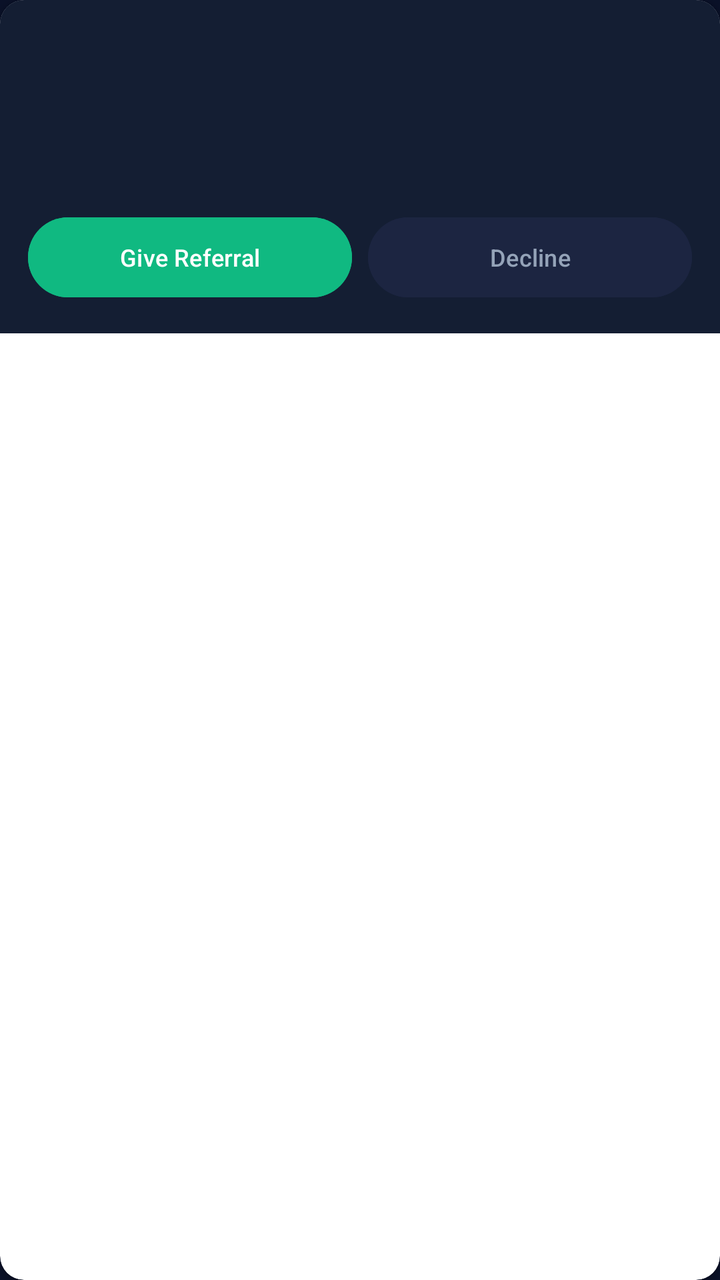
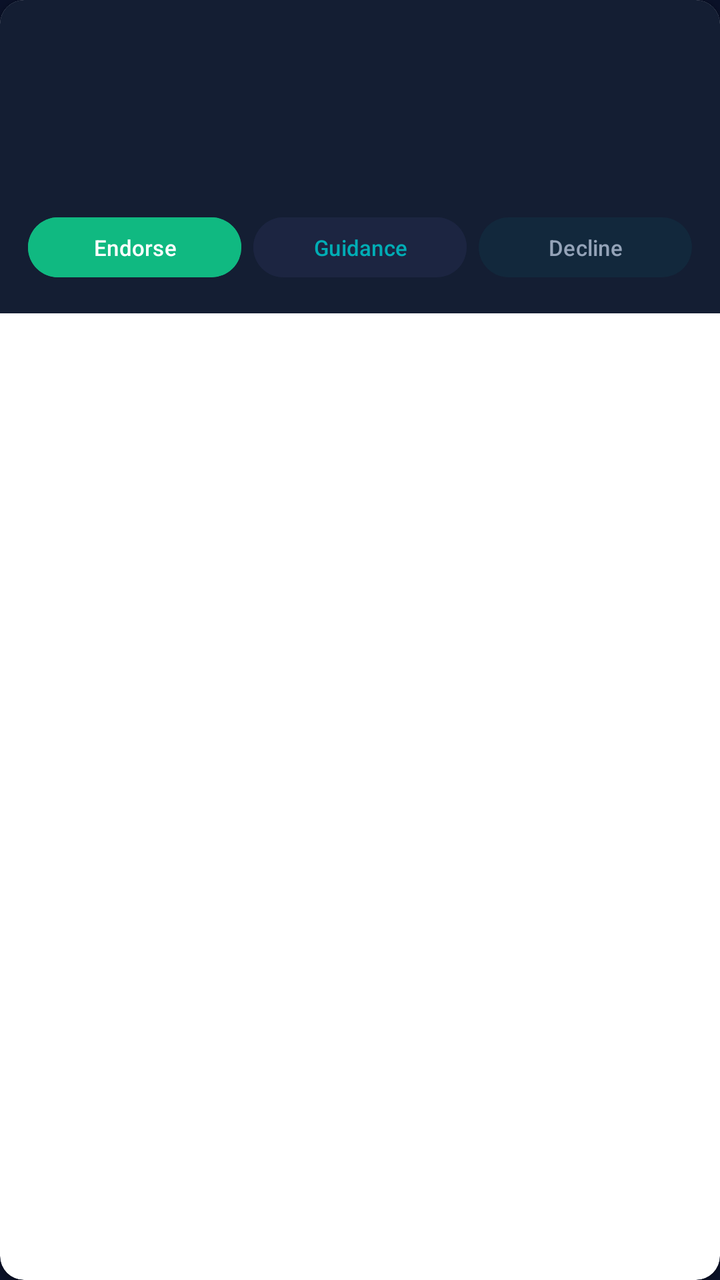

The first picture is an Android layout as it rendered before a commit; the second is the same layout after the commit. The layout source and the unified diff follow.
<!-- AndroidManifest.xml: application theme Theme.WizardsOfTeligati -->
<!-- res/layout/item_reference_request.xml -->
<?xml version="1.0" encoding="utf-8"?>
<androidx.cardview.widget.CardView xmlns:android="http://schemas.android.com/apk/res/android"
    xmlns:app="http://schemas.android.com/apk/res-auto"
    android:layout_width="match_parent"
    android:layout_height="wrap_content"
    android:layout_marginVertical="6dp"
    app:cardCornerRadius="12dp">

    <LinearLayout
        android:layout_width="match_parent"
        android:layout_height="wrap_content"
        android:background="@color/card_dark"
        android:orientation="vertical"
        android:padding="14dp">

        <LinearLayout
            android:layout_width="match_parent"
            android:layout_height="wrap_content"
            android:orientation="horizontal">

            <TextView
                android:id="@+id/tvRefTargetCompany"
                android:layout_width="wrap_content"
                android:layout_height="wrap_content"
                android:textColor="@color/mystic_cyan"
                android:textSize="12sp"
                android:textStyle="bold" />

            <View
                android:layout_width="0dp"
                android:layout_height="0dp"
                android:layout_weight="1" />

            <TextView
                android:id="@+id/tvRefStatus"
                android:layout_width="wrap_content"
                android:layout_height="wrap_content"
                android:textColor="@color/accent_gold"
                android:textSize="11sp"
                android:textStyle="bold" />
        </LinearLayout>

        <TextView
            android:id="@+id/tvRefStudentName"
            android:layout_width="wrap_content"
            android:layout_height="wrap_content"
            android:layout_marginTop="4dp"
            android:textColor="@color/text_primary"
            android:textSize="15sp"
            android:textStyle="bold" />

        <TextView
            android:id="@+id/tvRefStudentMeta"
            android:layout_width="wrap_content"
            android:layout_height="wrap_content"
            android:textColor="@color/accent_purple"
            android:textSize="12sp" />

        <TextView
            android:id="@+id/tvRefMessage"
            android:layout_width="wrap_content"
            android:layout_height="wrap_content"
            android:layout_marginTop="6dp"
            android:textColor="@color/text_secondary"
            android:textSize="13sp" />

        <LinearLayout
            android:layout_width="match_parent"
            android:layout_height="wrap_content"
            android:layout_marginTop="10dp"
            android:orientation="horizontal">

            <Button
                android:id="@+id/btnEndorseReference"
                android:layout_width="0dp"
                android:layout_height="wrap_content"
                android:layout_weight="1"
                android:backgroundTint="@color/emerald_green"
                android:text="Give Referral"
                android:textColor="@color/white"
                android:textSize="12sp" />

            <Button
                android:id="@+id/btnDeclineReference"
                android:layout_width="0dp"
                android:layout_height="wrap_content"
                android:layout_marginStart="8dp"
                android:layout_weight="1"
                android:backgroundTint="@color/indigo_dark"
                android:text="Decline"
                android:textColor="@color/text_secondary"
                android:textSize="12sp" />
        </LinearLayout>
    </LinearLayout>
</androidx.cardview.widget.CardView>
<!-- resources referenced by this layout -->
<resources>
  <color name="accent_gold">#F59E0B</color>
  <color name="accent_purple">#6C63FF</color>
  <color name="card_dark">#141E33</color>
  <color name="emerald_green">#10B981</color>
  <color name="indigo_dark">#1C2541</color>
  <color name="mystic_cyan">#00ADB5</color>
  <color name="text_primary">#F1F5F9</color>
  <color name="text_secondary">#94A3B8</color>
  <color name="white">#FFFFFF</color>
  <style name="Theme.WizardsOfTeligati" parent="Theme.Material3.DayNight.NoActionBar">
          <item name="colorPrimary">@color/mystic_cyan</item>
          <item name="colorSecondary">@color/accent_purple</item>
          <item name="android:windowBackground">@color/deep_navy</item>
          <item name="colorSurface">@color/card_dark</item>
          <item name="colorOnSurface">@color/text_primary</item>
          <item name="colorOnPrimary">@color/deep_navy</item>
      </style>
  <color name="deep_navy">#0A1128</color>
</resources>

<!-- the commit's change to res/layout/item_reference_request.xml (unified diff, before → after) -->
@@ -73,23 +73,34 @@
             <Button
                 android:id="@+id/btnEndorseReference"
                 android:layout_width="0dp"
-                android:layout_height="wrap_content"
+                android:layout_height="38dp"
                 android:layout_weight="1"
                 android:backgroundTint="@color/emerald_green"
-                android:text="Give Referral"
+                android:text="Endorse"
                 android:textColor="@color/white"
-                android:textSize="12sp" />
+                android:textSize="11sp" />
+
+            <Button
+                android:id="@+id/btnReplyGuidance"
+                android:layout_width="0dp"
+                android:layout_height="38dp"
+                android:layout_marginStart="6dp"
+                android:layout_weight="1"
+                android:backgroundTint="@color/indigo_dark"
+                android:text="Guidance"
+                android:textColor="@color/mystic_cyan"
+                android:textSize="11sp" />
 
             <Button
                 android:id="@+id/btnDeclineReference"
                 android:layout_width="0dp"
-                android:layout_height="wrap_content"
-                android:layout_marginStart="8dp"
+                android:layout_height="38dp"
+                android:layout_marginStart="6dp"
                 android:layout_weight="1"
-                android:backgroundTint="@color/indigo_dark"
+                android:backgroundTint="@color/card_dark"
                 android:text="Decline"
                 android:textColor="@color/text_secondary"
-                android:textSize="12sp" />
+                android:textSize="11sp" />
         </LinearLayout>
     </LinearLayout>
 </androidx.cardview.widget.CardView>
